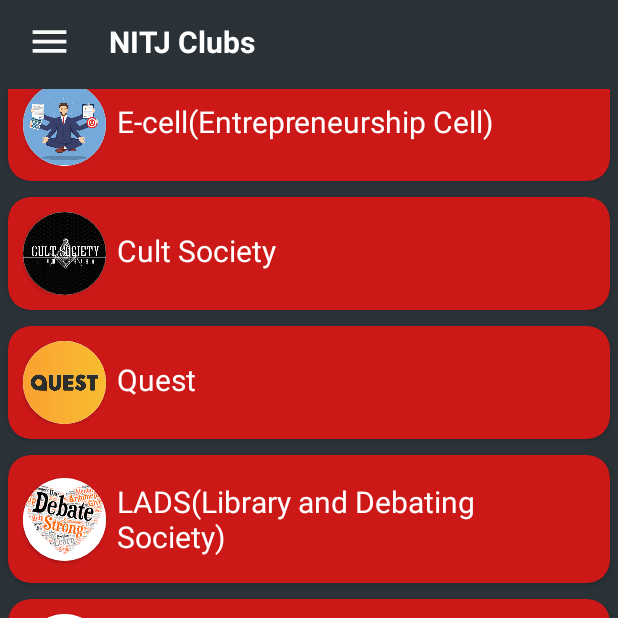
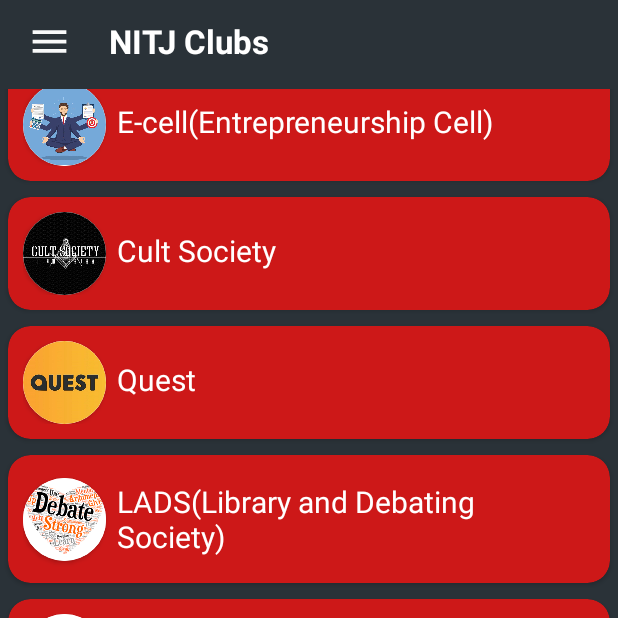
Before and after one commit to Abhishek-Bharti-1/NITJ-Club-Hub, an Android app: the screen it shows after launch once a user with an empty profile is signed in (MainActivity), scrolled down 193 dp, on a phone screen of 412 x 824 dp, the top half of it. Run offline under Robolectric (Android 15) with nearby library versions, the phone set to English and light mode, and no system bars; our stand-ins replace Firebase (no records; nobody signed in at launch, a user with empty details on screens opened directly).

Commit message:
Some more adjustments

```diff
--- a/app/src/main/java/com/androrubin/troika/nitjclubhub/CreatePost.kt
+++ b/app/src/main/java/com/androrubin/troika/nitjclubhub/CreatePost.kt
@@ -34,7 +34,6 @@ class CreatePost : AppCompatActivity() {
 
 //            Toast.makeText(this,title.getText().toString(),Toast.LENGTH_SHORT).show()
             if(TextUtils.isEmpty(title.getText().trim().toString())) {
-
                 title.setError("Title cannot be empty")
                 title.requestFocus()
             }else if (TextUtils.isEmpty(des.getText().trim().toString())){
--- a/app/src/main/java/com/androrubin/troika/nitjclubhub/GroupView.kt
+++ b/app/src/main/java/com/androrubin/troika/nitjclubhub/GroupView.kt
@@ -55,7 +55,8 @@ class GroupView : AppCompatActivity() {
     private fun EventChangeListener(page_name:String?=null) {
 
         db= FirebaseFirestore.getInstance()
-        db.collection("$page_name").addSnapshotListener(object : EventListener<QuerySnapshot>{
+        db.collection("$page_name").orderBy("date",Query.Direction.DESCENDING)
+            .addSnapshotListener(object : EventListener<QuerySnapshot>{
             override fun onEvent(value: QuerySnapshot?, error: FirebaseFirestoreException?) {
 
                 if(error!=null)
--- a/app/src/main/res/layout/activity_main.xml
+++ b/app/src/main/res/layout/activity_main.xml
@@ -16,7 +16,7 @@
         android:paddingStart="7dp"
         android:text="NITJ Clubs"
         android:textColor="@color/white"
-        android:textSize="20sp"
+        android:textSize="22sp"
         android:textStyle="bold"
         app:layout_constraintEnd_toEndOf="parent"
         app:layout_constraintHorizontal_bias="0.5"
--- a/app/src/main/res/layout/item_view2.xml
+++ b/app/src/main/res/layout/item_view2.xml
@@ -21,11 +21,13 @@
             android:layout_width="match_parent"
             android:layout_height="wrap_content"
             android:layout_weight="1"
+            android:background="#f9d371"
+            android:textStyle="bold"
             android:gravity="left|center_vertical"
             android:padding="4dp"
             android:paddingStart="7dp"
             android:paddingEnd="7dp"
-            android:textColor="@color/white"
+            android:textColor="@color/black"
             android:textSize="20sp" />
 
         <TextView
@@ -44,7 +46,7 @@
             android:layout_weight="1"
             android:gravity="center|right"
             android:padding="5dp"
-            android:textColor="@color/white"
+            android:textColor="@color/off_white"
             android:textSize="14sp" />
     </LinearLayout>
 
```
